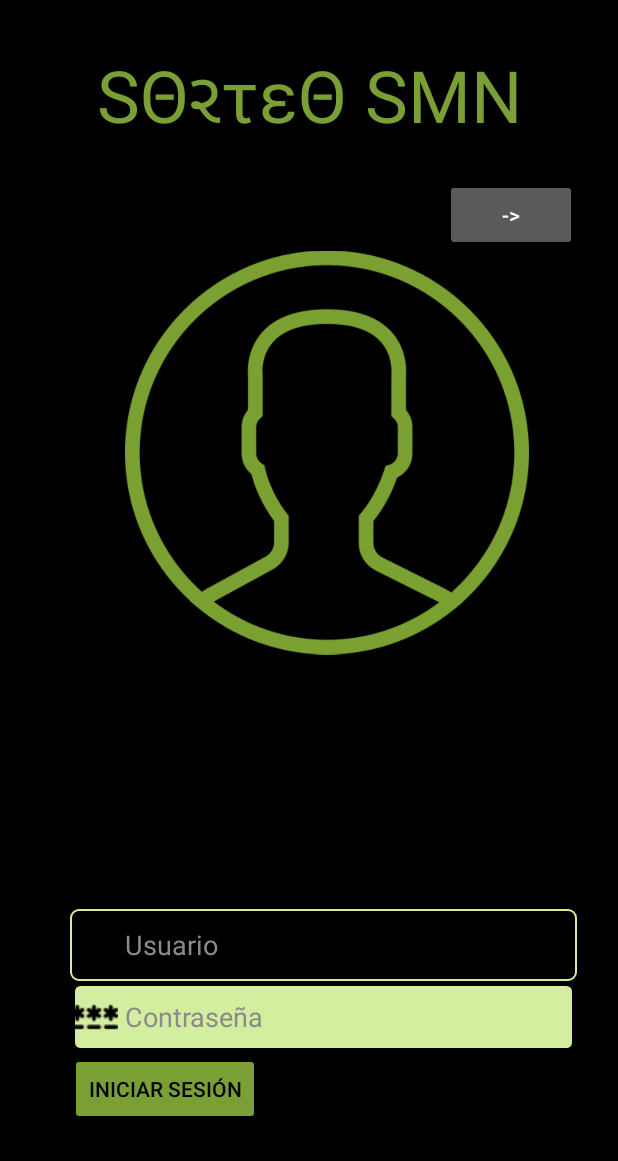
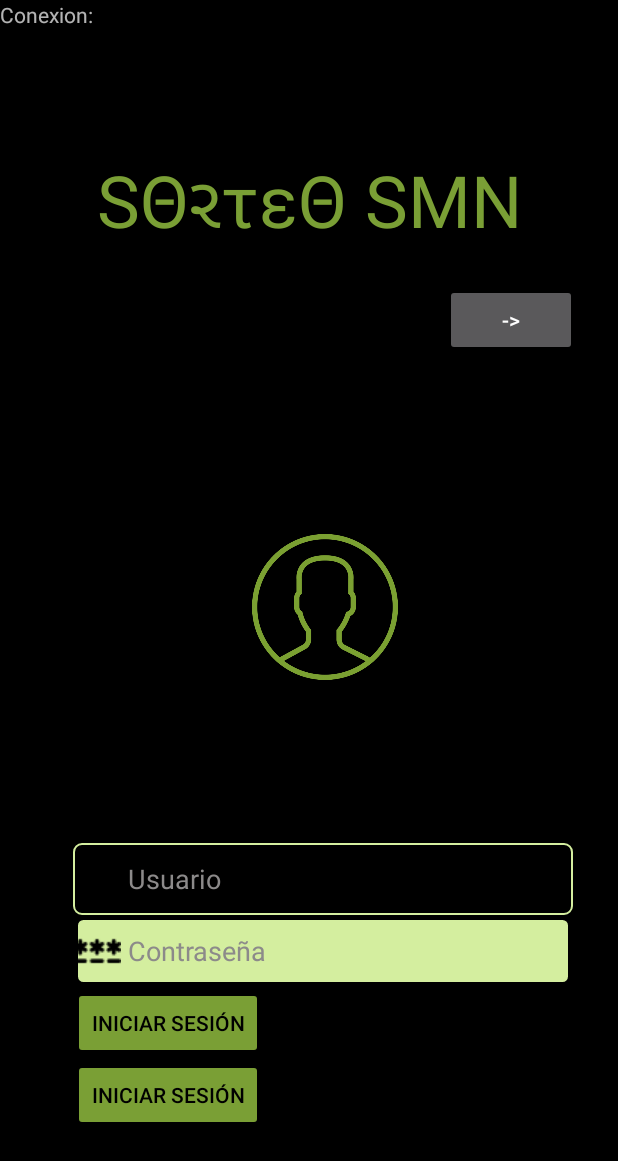
Before and after one commit to SanchezOscarAbdiel/SorteoSMN, an Android app: the layout activity_login.xml on its own in the app's theme, with its tools: preview values and no code run, on a phone screen of 412 x 824 dp. Shown: the top 1161 px of the screen. Run offline under Robolectric (Android 15) with nearby library versions, the phone set to English and light mode, and no system bars.

Commit message:
Intento de conexion1

```diff
--- a/app/build.gradle
+++ b/app/build.gradle
@@ -32,6 +32,7 @@ dependencies {
     implementation 'androidx.appcompat:appcompat:1.3.0'
     implementation 'com.google.android.material:material:1.4.0'
     implementation 'androidx.constraintlayout:constraintlayout:2.0.4'
+    implementation files('libs\\mysql-connector-java-5.1.13-bin.jar')
     testImplementation 'junit:junit:4.13.2'
     androidTestImplementation 'androidx.test.ext:junit:1.1.3'
     androidTestImplementation 'androidx.test.espresso:espresso-core:3.4.0'
--- a/app/src/main/res/layout/activity_login.xml
+++ b/app/src/main/res/layout/activity_login.xml
@@ -9,13 +9,13 @@
 
     <ImageView
         android:id="@+id/imageView"
-        android:layout_width="269dp"
-        android:layout_height="283dp"
+        android:layout_width="209dp"
+        android:layout_height="97dp"
         android:layout_marginStart="83dp"
-        android:layout_marginTop="160dp"
+        android:layout_marginTop="356dp"
         android:layout_marginEnd="59dp"
         app:layout_constraintEnd_toEndOf="parent"
-        app:layout_constraintHorizontal_bias="0.0"
+        app:layout_constraintHorizontal_bias="0.483"
         app:layout_constraintStart_toStartOf="parent"
         app:layout_constraintTop_toTopOf="parent"
         app:srcCompat="@drawable/usuario__1_" />
@@ -39,8 +39,9 @@
         app:layout_constraintVertical_bias="0.361" />
 
     <LinearLayout
-        android:layout_width="338dp"
-        android:layout_height="174dp"
+        android:id="@+id/linearLayout4"
+        android:layout_width="333dp"
+        android:layout_height="218dp"
         android:layout_marginStart="46dp"
         android:layout_marginEnd="27dp"
         android:layout_marginBottom="44dp"
@@ -80,6 +81,16 @@
             android:text="Iniciar Sesión"
             android:textColor="@color/black"
             app:cornerRadius="20dp" />
+
+        <Button
+            android:id="@+id/button25"
+            android:layout_width="wrap_content"
+            android:layout_height="wrap_content"
+            android:backgroundTint="#7A9F35"
+            android:text="Iniciar Sesión"
+            android:textColor="@color/black"
+            app:cornerRadius="20dp" />
+
     </LinearLayout>
 
     <Button
@@ -93,4 +104,12 @@
         app:layout_constraintEnd_toEndOf="parent"
         app:layout_constraintTop_toBottomOf="@+id/textView6" />
 
+    <TextView
+        android:id="@+id/tvConexion"
+        android:layout_width="376dp"
+        android:layout_height="141dp"
+        android:text="Conexion: "
+        tools:layout_editor_absoluteX="14dp"
+        tools:layout_editor_absoluteY="174dp" />
+
 </androidx.constraintlayout.widget.ConstraintLayout>
```
Also changed, not shown: app/src/main/AndroidManifest.xml (+6 -3 lines), app/src/main/java/com/example/sorteosmn/Login.java (+43 -0 lines), app/libs/mysql-connector-java-5.1.13-bin.jar (added).
